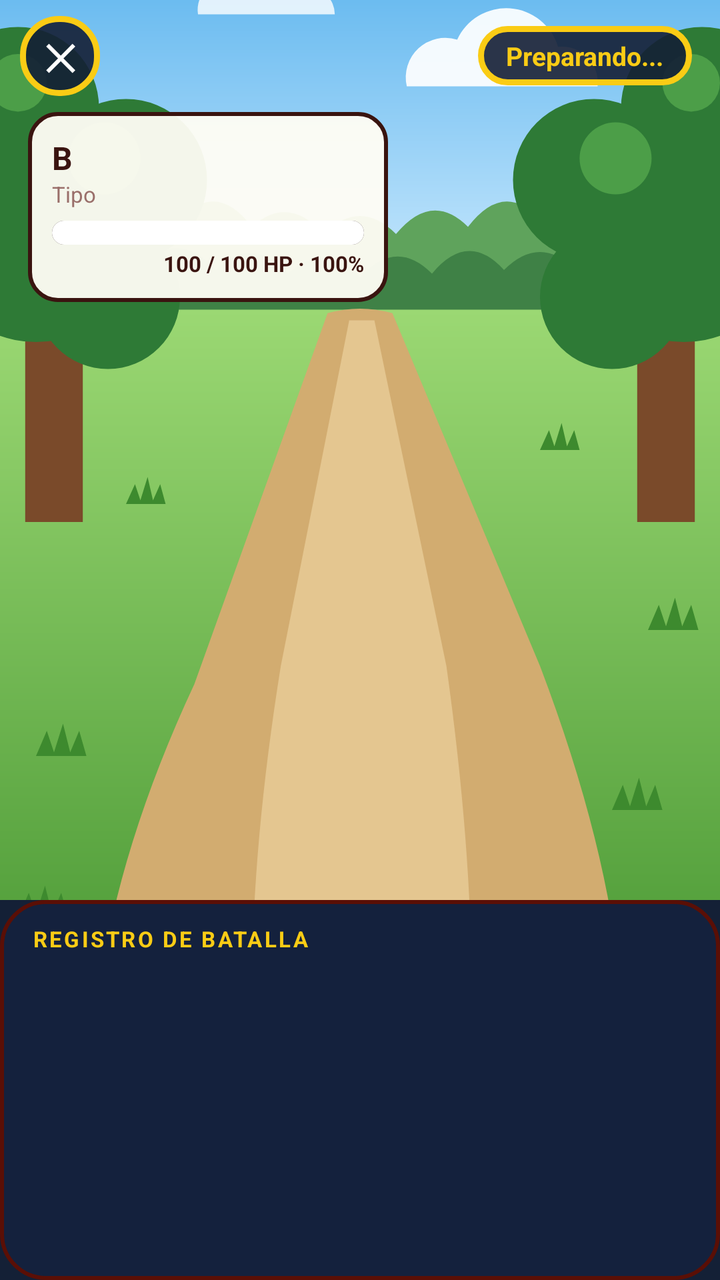
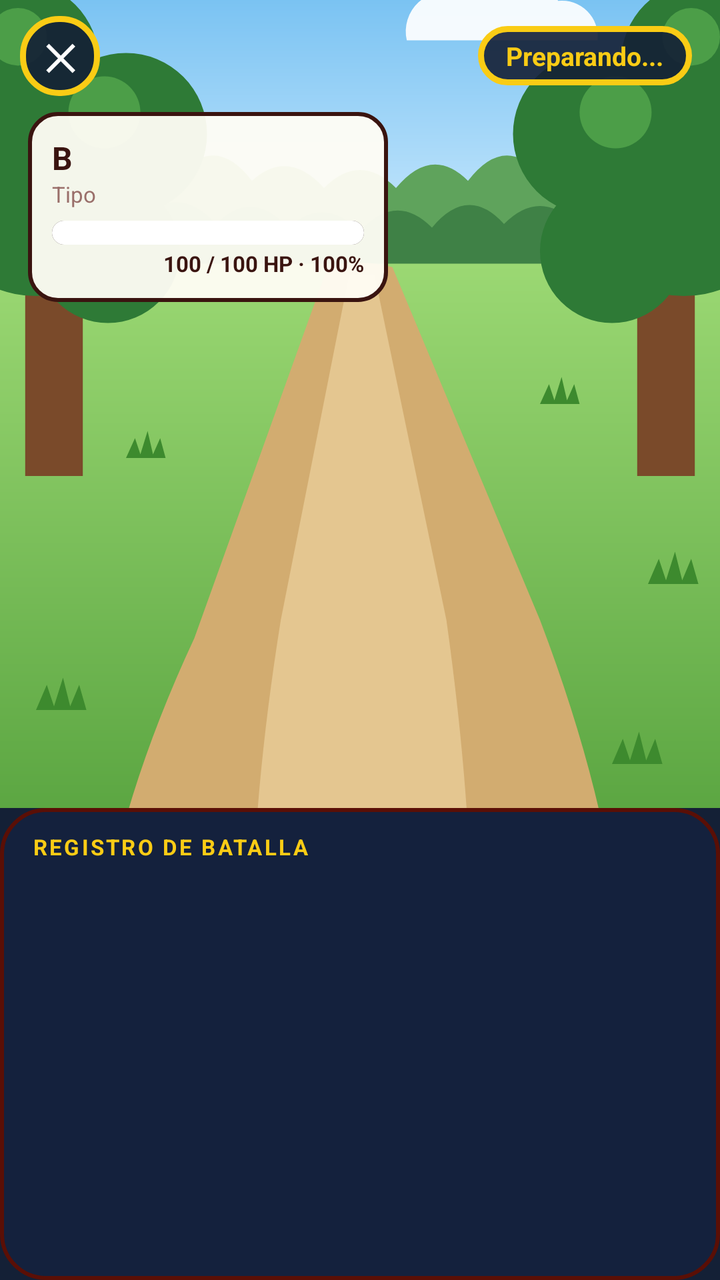

Before-and-after screenshots of an Android layout around one commit, followed by the original layout XML and the change that was made.
<!-- AndroidManifest.xml: application theme Theme.POKEApp -->
<!-- res/layout/activity_battle_arena.xml -->
<?xml version="1.0" encoding="utf-8"?>
<LinearLayout xmlns:android="http://schemas.android.com/apk/res/android"
    xmlns:app="http://schemas.android.com/apk/res-auto"
    android:layout_width="match_parent"
    android:layout_height="match_parent"
    android:orientation="vertical"
    android:background="#142036">

    <FrameLayout
        android:id="@+id/arena"
        android:layout_width="match_parent"
        android:layout_height="0dp"
        android:layout_weight="1"
        android:clipChildren="false">

        
        <ImageView
            android:id="@+id/imgFondo"
            android:layout_width="match_parent"
            android:layout_height="match_parent"
            android:scaleType="centerCrop"
            android:src="@drawable/bg_escenario_bosque"
            android:contentDescription="Escenario de batalla" />

        
        <View
            android:id="@+id/plataformaB"
            android:layout_width="190dp"
            android:layout_height="54dp"
            android:layout_gravity="top|start"
            android:visibility="invisible" />

        <View
            android:id="@+id/plataformaA"
            android:layout_width="210dp"
            android:layout_height="60dp"
            android:layout_gravity="top|start"
            android:visibility="invisible" />

        
        <FrameLayout
            android:id="@+id/contenedorB"
            android:layout_width="180dp"
            android:layout_height="180dp"
            android:layout_gravity="top|start"
            android:visibility="invisible">

            <ImageView
                android:id="@+id/imgB"
                android:layout_width="match_parent"
                android:layout_height="match_parent"
                android:scaleType="fitCenter"
                android:contentDescription="Pokémon B" />
        </FrameLayout>

        
        <FrameLayout
            android:id="@+id/contenedorA"
            android:layout_width="200dp"
            android:layout_height="200dp"
            android:layout_gravity="top|start"
            android:visibility="invisible">

            <ImageView
                android:id="@+id/imgA"
                android:layout_width="match_parent"
                android:layout_height="match_parent"
                android:scaleType="fitCenter"
                android:scaleX="-1"
                android:contentDescription="Pokémon A" />
        </FrameLayout>

        
        <LinearLayout
            android:id="@+id/hudB"
            android:layout_width="180dp"
            android:layout_height="wrap_content"
            android:layout_gravity="start|top"
            android:layout_marginStart="14dp"
            android:layout_marginTop="56dp"
            android:orientation="vertical"
            android:background="@drawable/bg_battle_hud"
            android:padding="12dp">

            <TextView
                android:id="@+id/tvDuenoB"
                android:layout_width="match_parent"
                android:layout_height="wrap_content"
                android:text="Jugador"
                android:textColor="@color/menu_red"
                android:textSize="10sp"
                android:textStyle="bold"
                android:letterSpacing="0.06"
                android:maxLines="1"
                android:ellipsize="end"
                android:visibility="gone" />

            <TextView
                android:id="@+id/tvNombreB"
                android:layout_width="match_parent"
                android:layout_height="wrap_content"
                android:text="B"
                android:textColor="@color/menu_text"
                android:textSize="16sp"
                android:textStyle="bold"
                android:maxLines="1"
                android:ellipsize="end" />

            <TextView
                android:id="@+id/tvTiposB"
                android:layout_width="match_parent"
                android:layout_height="wrap_content"
                android:text="Tipo"
                android:textColor="@color/menu_text_soft"
                android:textSize="11sp"
                android:maxLines="1" />

            <ProgressBar
                android:id="@+id/barraHpB"
                style="@android:style/Widget.ProgressBar.Horizontal"
                android:layout_width="match_parent"
                android:layout_height="12dp"
                android:layout_marginTop="6dp"
                android:progressDrawable="@drawable/bg_hp_bar"
                android:max="100"
                android:progress="100" />

            <TextView
                android:id="@+id/tvHpB"
                android:layout_width="match_parent"
                android:layout_height="wrap_content"
                android:layout_marginTop="2dp"
                android:gravity="end"
                android:text="100 / 100 HP · 100%"
                android:textColor="@color/menu_text"
                android:textSize="11sp"
                                android:textStyle="bold" />

            
            <LinearLayout
                android:id="@+id/equipoB"
                android:layout_width="wrap_content"
                android:layout_height="wrap_content"
                android:layout_marginTop="4dp"
                android:orientation="horizontal"
                android:visibility="gone" />
        </LinearLayout>

        
        <LinearLayout
            android:id="@+id/hudA"
            android:layout_width="180dp"
            android:layout_height="wrap_content"
            android:layout_gravity="end|top"
            android:layout_marginEnd="14dp"
            android:orientation="vertical"
            android:background="@drawable/bg_battle_hud"
            android:padding="12dp"
            android:visibility="invisible">

            <TextView
                android:id="@+id/tvDuenoA"
                android:layout_width="match_parent"
                android:layout_height="wrap_content"
                android:text="Jugador"
                android:textColor="@color/menu_red"
                android:textSize="10sp"
                android:textStyle="bold"
                android:letterSpacing="0.06"
                android:maxLines="1"
                android:ellipsize="end"
                android:visibility="gone" />

            <TextView
                android:id="@+id/tvNombreA"
                android:layout_width="match_parent"
                android:layout_height="wrap_content"
                android:text="A"
                android:textColor="@color/menu_text"
                android:textSize="16sp"
                android:textStyle="bold"
                android:maxLines="1"
                android:ellipsize="end" />

            <TextView
                android:id="@+id/tvTiposA"
                android:layout_width="match_parent"
                android:layout_height="wrap_content"
                android:text="Tipo"
                android:textColor="@color/menu_text_soft"
                android:textSize="11sp"
                android:maxLines="1" />

            <ProgressBar
                android:id="@+id/barraHpA"
                style="@android:style/Widget.ProgressBar.Horizontal"
                android:layout_width="match_parent"
                android:layout_height="12dp"
                android:layout_marginTop="6dp"
                android:progressDrawable="@drawable/bg_hp_bar"
                android:max="100"
                android:progress="100" />

            <TextView
                android:id="@+id/tvHpA"
                android:layout_width="match_parent"
                android:layout_height="wrap_content"
                android:layout_marginTop="2dp"
                android:gravity="end"
                android:text="100 / 100 HP · 100%"
                android:textColor="@color/menu_text"
                android:textSize="11sp"
                                android:textStyle="bold" />

            
            <LinearLayout
                android:id="@+id/equipoA"
                android:layout_width="wrap_content"
                android:layout_height="wrap_content"
                android:layout_marginTop="4dp"
                android:orientation="horizontal"
                android:visibility="gone" />
        </LinearLayout>

        
        <LinearLayout
            android:id="@+id/barraSuperior"
            android:layout_width="match_parent"
            android:layout_height="wrap_content"
            android:layout_gravity="top"
            android:orientation="horizontal"
            android:gravity="center_vertical"
            android:paddingStart="10dp"
            android:paddingEnd="14dp"
            android:paddingTop="8dp">

            <TextView
                android:id="@+id/btnSalirArena"
                android:layout_width="40dp"
                android:layout_height="40dp"
                android:background="@drawable/bg_battle_banner"
                android:gravity="center"
                android:text="✕"
                android:textColor="#FFFFFF"
                android:textSize="18sp"
                android:textStyle="bold" />

            <View
                android:layout_width="0dp"
                android:layout_height="1dp"
                android:layout_weight="1" />

            <TextView
                android:id="@+id/tvTurno"
                android:layout_width="wrap_content"
                android:layout_height="wrap_content"
                android:background="@drawable/bg_battle_banner"
                android:paddingStart="14dp"
                android:paddingEnd="14dp"
                android:paddingTop="6dp"
                android:paddingBottom="6dp"
                android:text="Preparando..."
                android:textColor="#FACC15"
                android:textSize="13sp"
                android:textStyle="bold" />
        </LinearLayout>

        
        <TextView
            android:id="@+id/tvBanner"
            android:layout_width="wrap_content"
            android:layout_height="wrap_content"
            android:layout_gravity="center"
            android:background="@drawable/bg_battle_banner"
            android:paddingStart="24dp"
            android:paddingEnd="24dp"
            android:paddingTop="12dp"
            android:paddingBottom="12dp"
            android:gravity="center"
            android:text="¡Comienza la batalla!"
            android:textColor="#FFFFFF"
            android:textSize="22sp"
            android:textStyle="bold"
            android:visibility="gone" />
    </FrameLayout>

    
    <LinearLayout
        android:id="@+id/barraAccion"
        android:layout_width="match_parent"
        android:layout_height="wrap_content"
        android:orientation="vertical"
        android:background="@drawable/bg_panel_ataques"
        android:paddingStart="12dp"
        android:paddingEnd="12dp"
        android:paddingTop="12dp"
        android:paddingBottom="10dp"
        android:visibility="gone">

        <LinearLayout
            android:layout_width="match_parent"
            android:layout_height="wrap_content"
            android:orientation="horizontal"
            android:gravity="center_vertical"
            android:paddingStart="4dp"
            android:paddingEnd="4dp">

            <TextView
                android:id="@+id/tvTurnoDe"
                android:layout_width="0dp"
                android:layout_height="wrap_content"
                android:layout_weight="1"
                android:text="¿Qué hará Pikachu?"
                android:textColor="#FFFFFF"
                android:textSize="16sp"
                android:textStyle="bold" />

            <TextView
                android:id="@+id/btnCambiar"
                android:layout_width="wrap_content"
                android:layout_height="wrap_content"
                android:minHeight="36dp"
                android:gravity="center"
                android:background="@drawable/bg_boton_cambiar"
                android:paddingStart="14dp"
                android:paddingEnd="14dp"
                android:text="🔄 Cambiar"
                android:textColor="#142036"
                android:textSize="13sp"
                android:textStyle="bold" />
        </LinearLayout>

        
        <GridLayout
            android:id="@+id/gridAtaques"
            android:layout_width="match_parent"
            android:layout_height="wrap_content"
            android:layout_marginTop="8dp"
            android:columnCount="2" />
    </LinearLayout>

    
    <LinearLayout
        android:layout_width="match_parent"
        android:layout_height="190dp"
        android:orientation="vertical"
        android:background="@drawable/bg_dex_panel"
        android:paddingStart="16dp"
        android:paddingEnd="16dp"
        android:paddingTop="12dp">

        <TextView
            android:layout_width="match_parent"
            android:layout_height="wrap_content"
            android:text="REGISTRO DE BATALLA"
            android:textColor="#FACC15"
            android:textSize="11sp"
            android:textStyle="bold"
            android:letterSpacing="0.1" />

        <ScrollView
            android:id="@+id/scrollBitacora"
            android:layout_width="match_parent"
            android:layout_height="match_parent"
            android:layout_marginTop="6dp"
            android:scrollbars="none">

            <TextView
                android:id="@+id/tvBitacora"
                android:layout_width="match_parent"
                android:layout_height="wrap_content"
                android:paddingBottom="12dp"
                android:text=""
                android:textColor="#C9D1E8"
                android:textSize="13sp"
                android:lineSpacingExtra="3dp" />
        </ScrollView>
    </LinearLayout>
</LinearLayout>
<!-- resources referenced by this layout -->
<resources>
  <color name="menu_red">#E3350D</color>
  <color name="menu_text">#3A1410</color>
  <color name="menu_text_soft">#9A6F6A</color>
  <!-- drawable bg_battle_banner (drawable) -->
  <?xml version="1.0" encoding="utf-8"?>
  <shape xmlns:android="http://schemas.android.com/apk/res/android"
      android:shape="rectangle">
      <corners android:radius="18dp" />
      <solid android:color="#E6142036" />
      <stroke android:width="3dp" android:color="#FACC15" />
  </shape>
  <!-- drawable bg_battle_hud (drawable) -->
  <?xml version="1.0" encoding="utf-8"?>
  <shape xmlns:android="http://schemas.android.com/apk/res/android"
      android:shape="rectangle">
      <corners android:radius="14dp" />
      <solid android:color="#F2FFFDF5" />
      <stroke android:width="2dp" android:color="#3A1410" />
  </shape>
  <!-- drawable bg_boton_cambiar (drawable) -->
  <?xml version="1.0" encoding="utf-8"?>
  <shape xmlns:android="http://schemas.android.com/apk/res/android"
      android:shape="rectangle">
      <corners android:radius="18dp" />
      <solid android:color="#FACC15" />
      <stroke android:width="2dp" android:color="#FFF3B0" />
  </shape>
  <!-- drawable bg_dex_panel (drawable) -->
  <?xml version="1.0" encoding="utf-8"?>
  <shape xmlns:android="http://schemas.android.com/apk/res/android">
      <corners android:radius="22dp" />
      <solid android:color="#14213D" />
      <stroke android:width="2dp" android:color="#5A0F06" />
  </shape>
  <!-- drawable bg_escenario_bosque: vector/xml drawable (drawable, 3524 chars, omitted) -->
  <!-- drawable bg_hp_bar (drawable) -->
  <?xml version="1.0" encoding="utf-8"?>
  <layer-list xmlns:android="http://schemas.android.com/apk/res/android">
      <item android:id="@android:id/background">
          <shape>
              <corners android:radius="6dp" />
              <solid android:color="#40312A" />
          </shape>
      </item>
      <item android:id="@android:id/progress">
          <clip>
              <shape>
                  <corners android:radius="6dp" />
                  <solid android:color="#FFFFFF" />
              </shape>
          </clip>
      </item>
  </layer-list>
  <!-- drawable bg_panel_ataques (drawable) -->
  <?xml version="1.0" encoding="utf-8"?>
  <layer-list xmlns:android="http://schemas.android.com/apk/res/android">
      <item>
          <shape android:shape="rectangle">
              <solid android:color="#FACC15" />
          </shape>
      </item>
      <item android:top="3dp">
          <shape android:shape="rectangle">
              <gradient
                  android:angle="270"
                  android:startColor="#1E2E5C"
                  android:endColor="#142036" />
          </shape>
      </item>
  </layer-list>
  <style name="Theme.POKEApp" parent="Base.Theme.POKEApp">
          
          <item name="materialButtonStyle">@style/Widget.POKEApp.Button</item>
      </style>
  <style name="Base.Theme.POKEApp" parent="Theme.Material3.DayNight.NoActionBar">
          
          
      </style>
  <style name="Widget.POKEApp.Button" parent="Widget.Material3.Button">
          <item name="backgroundTint">@null</item>
          <item name="android:insetTop">0dp</item>
          <item name="android:insetBottom">0dp</item>
      </style>
</resources>

<!-- the commit's change to res/layout/activity_battle_arena.xml (unified diff, before → after) -->
@@ -285,95 +285,103 @@
     </FrameLayout>
 
     
-    <LinearLayout
-        android:id="@+id/barraAccion"
+    <FrameLayout
+        android:id="@+id/zonaInferior"
         android:layout_width="match_parent"
-        android:layout_height="wrap_content"
-        android:orientation="vertical"
-        android:background="@drawable/bg_panel_ataques"
-        android:paddingStart="12dp"
-        android:paddingEnd="12dp"
-        android:paddingTop="12dp"
-        android:paddingBottom="10dp"
-        android:visibility="gone">
-
-        <LinearLayout
-            android:layout_width="match_parent"
-            android:layout_height="wrap_content"
-            android:orientation="horizontal"
-            android:gravity="center_vertical"
-            android:paddingStart="4dp"
-            android:paddingEnd="4dp">
-
-            <TextView
-                android:id="@+id/tvTurnoDe"
-                android:layout_width="0dp"
-                android:layout_height="wrap_content"
-                android:layout_weight="1"
-                android:text="¿Qué hará Pikachu?"
-                android:textColor="#FFFFFF"
-                android:textSize="16sp"
-                android:textStyle="bold" />
-
-            <TextView
-                android:id="@+id/btnCambiar"
-                android:layout_width="wrap_content"
-                android:layout_height="wrap_content"
-                android:minHeight="36dp"
-                android:gravity="center"
-                android:background="@drawable/bg_boton_cambiar"
-                android:paddingStart="14dp"
-                android:paddingEnd="14dp"
-                android:text="🔄 Cambiar"
-                android:textColor="#142036"
-                android:textSize="13sp"
-                android:textStyle="bold" />
-        </LinearLayout>
-
-        
-        <GridLayout
-            android:id="@+id/gridAtaques"
-            android:layout_width="match_parent"
-            android:layout_height="wrap_content"
-            android:layout_marginTop="8dp"
-            android:columnCount="2" />
-    </LinearLayout>
-
-    
-    <LinearLayout
-        android:layout_width="match_parent"
-        android:layout_height="190dp"
-        android:orientation="vertical"
-        android:background="@drawable/bg_dex_panel"
-        android:paddingStart="16dp"
-        android:paddingEnd="16dp"
-        android:paddingTop="12dp">
-
-        <TextView
-            android:layout_width="match_parent"
-            android:layout_height="wrap_content"
-            android:text="REGISTRO DE BATALLA"
-            android:textColor="#FACC15"
-            android:textSize="11sp"
-            android:textStyle="bold"
-            android:letterSpacing="0.1" />
-
-        <ScrollView
-            android:id="@+id/scrollBitacora"
+        android:layout_height="236dp">
+
+        
+        <LinearLayout
             android:layout_width="match_parent"
             android:layout_height="match_parent"
-            android:layout_marginTop="6dp"
-            android:scrollbars="none">
-
-            <TextView
-                android:id="@+id/tvBitacora"
-                android:layout_width="match_parent"
-                android:layout_height="wrap_content"
-                android:paddingBottom="12dp"
-                android:text=""
-                android:textColor="#C9D1E8"
-                android:textSize="13sp"
-                android:lineSpacingExtra="3dp" />
-        </ScrollView>
-    </LinearLayout>
+            android:orientation="vertical"
+            android:background="@drawable/bg_dex_panel"
+            android:paddingStart="16dp"
+            android:paddingEnd="16dp"
+            android:paddingTop="12dp">
+
+            <TextView
+                android:layout_width="match_parent"
+                android:layout_height="wrap_content"
+                android:text="REGISTRO DE BATALLA"
+                android:textColor="#FACC15"
+                android:textSize="11sp"
+                android:textStyle="bold"
+                android:letterSpacing="0.1" />
+
+            <ScrollView
+                android:id="@+id/scrollBitacora"
+                android:layout_width="match_parent"
+                android:layout_height="match_parent"
+                android:layout_marginTop="6dp"
+                android:scrollbars="none">
+
+                <TextView
+                    android:id="@+id/tvBitacora"
+                    android:layout_width="match_parent"
+                    android:layout_height="wrap_content"
+                    android:paddingBottom="12dp"
+                    android:text=""
+                    android:textColor="#C9D1E8"
+                    android:textSize="13sp"
+                    android:lineSpacingExtra="3dp" />
+            </ScrollView>
+        </LinearLayout>
+
+        
+        <LinearLayout
+            android:id="@+id/barraAccion"
+            android:layout_width="match_parent"
+            android:layout_height="match_parent"
+            android:orientation="vertical"
+            android:background="@drawable/bg_panel_ataques"
+            android:paddingStart="12dp"
+            android:paddingEnd="12dp"
+            android:paddingTop="12dp"
+            android:paddingBottom="10dp"
+            android:visibility="gone">
+
+            <LinearLayout
+                android:layout_width="match_parent"
+                android:layout_height="wrap_content"
+                android:orientation="horizontal"
+                android:gravity="center_vertical"
+                android:paddingStart="4dp"
+                android:paddingEnd="4dp">
+
+                <TextView
+                    android:id="@+id/tvTurnoDe"
+                    android:layout_width="0dp"
+                    android:layout_height="wrap_content"
+                    android:layout_weight="1"
+                    android:text="¿Qué hará Pikachu?"
+                    android:textColor="#FFFFFF"
+                    android:textSize="16sp"
+                    android:textStyle="bold" />
+
+                <TextView
+                    android:id="@+id/btnCambiar"
+                    android:layout_width="wrap_content"
+                    android:layout_height="wrap_content"
+                    android:minHeight="36dp"
+                    android:gravity="center"
+                    android:background="@drawable/bg_boton_cambiar"
+                    android:paddingStart="14dp"
+                    android:paddingEnd="14dp"
+                    android:text="🔄 Cambiar"
+                    android:textColor="#142036"
+                    android:textSize="13sp"
+                    android:textStyle="bold" />
+            </LinearLayout>
+
+            
+            <GridLayout
+                android:id="@+id/gridAtaques"
+                android:layout_width="match_parent"
+                android:layout_height="wrap_content"
+                android:layout_marginTop="8dp"
+                android:columnCount="2" />
+        </LinearLayout>
+
+    </FrameLayout>
 </LinearLayout>
